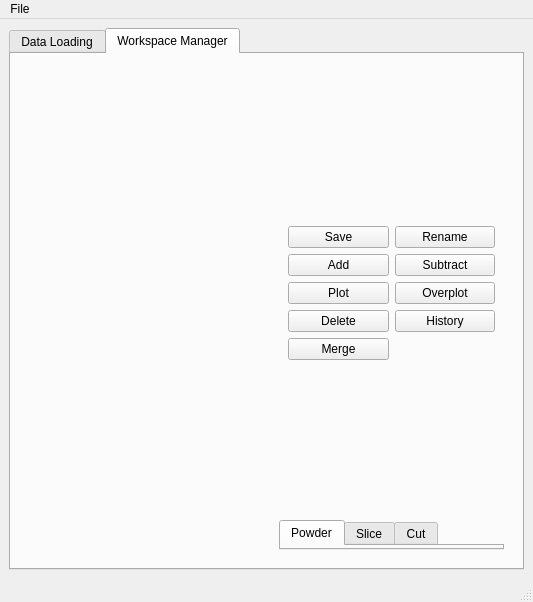
Qt form mslice/app/mainwindow.ui (mantidproject/mslice) before a commit.
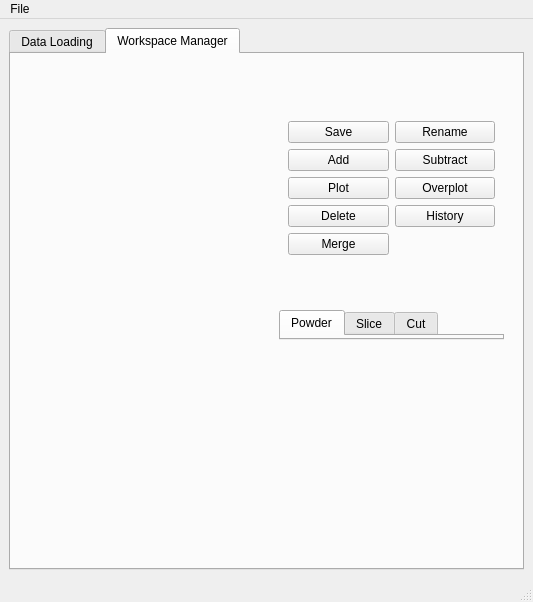
The same form after that commit. The open tabs and pages were chosen to show the change. Custom widgets are drawn as their Qt base class.

Diff of the .ui file:
```diff
--- a/mslice/app/mainwindow.ui
+++ b/mslice/app/mainwindow.ui
@@ -248,6 +248,19 @@
               </widget>
              </widget>
             </item>
+            <item>
+             <spacer name="verticalSpacer_3">
+              <property name="orientation">
+               <enum>Qt::Vertical</enum>
+              </property>
+              <property name="sizeHint" stdset="0">
+               <size>
+                <width>20</width>
+                <height>40</height>
+               </size>
+              </property>
+             </spacer>
+            </item>
            </layout>
           </widget>
          </item>
```
Left out of the diff: 26 changed lines with no effect on the pictures.
